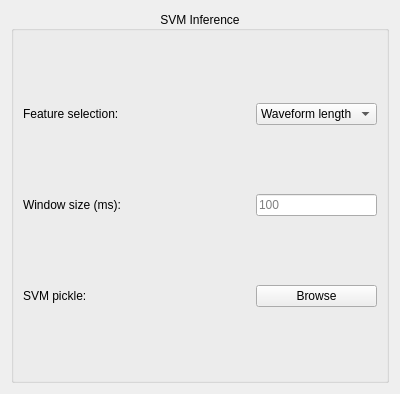
First picture: the form in designer/svm_inference_config.ui, repository pulp-bio/biogui, before the edit.
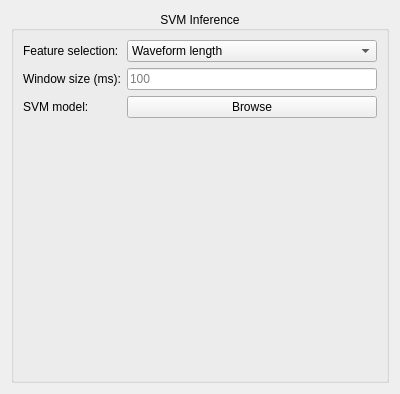
Second picture: the form after the edit.

```diff
--- a/designer/svm_inference_config.ui
+++ b/designer/svm_inference_config.ui
@@ -28,21 +28,9 @@
      <property name="checked">
       <bool>false</bool>
      </property>
-     <layout class="QGridLayout" name="gridLayout" columnstretch="2,1">
-      <item row="2" column="0">
-       <widget class="QLabel" name="label6">
-        <property name="text">
-         <string>SVM pickle:</string>
-        </property>
-       </widget>
-      </item>
-      <item row="1" column="0">
-       <widget class="QLabel" name="label2">
-        <property name="text">
-         <string>Window size (ms):</string>
-        </property>
-       </widget>
-      </item>
+     <layout class="QVBoxLayout" name="verticalLayout_2">
+      <item>
+       <layout class="QGridLayout" name="gridLayout">
       <item row="1" column="1">
        <widget class="QLineEdit" name="winTextField">
         <property name="toolTip">
@@ -53,6 +41,13 @@
         </property>
        </widget>
       </item>
+        <item row="0" column="0">
+         <widget class="QLabel" name="label1">
+          <property name="text">
+           <string>Feature selection:</string>
+          </property>
+         </widget>
+        </item>
       <item row="0" column="1">
        <widget class="QComboBox" name="featureComboBox">
         <item>
@@ -67,10 +62,10 @@
         </item>
        </widget>
       </item>
-      <item row="0" column="0">
-       <widget class="QLabel" name="label1">
+        <item row="1" column="0">
+         <widget class="QLabel" name="label2">
         <property name="text">
-         <string>Feature selection:</string>
+           <string>Window size (ms):</string>
         </property>
        </widget>
       </item>
@@ -78,6 +73,22 @@
        <widget class="QPushButton" name="browseModelButton">
         <property name="text">
          <string>Browse</string>
+          </property>
+         </widget>
+        </item>
+        <item row="2" column="0">
+         <widget class="QLabel" name="label6">
+          <property name="text">
+           <string>SVM model:</string>
+          </property>
+         </widget>
+        </item>
+       </layout>
+      </item>
+      <item>
+       <widget class="QLabel" name="svmLabel">
+        <property name="text">
+         <string/>
         </property>
        </widget>
       </item>
```
Lines whose indentation alone changed are shown as unchanged.
